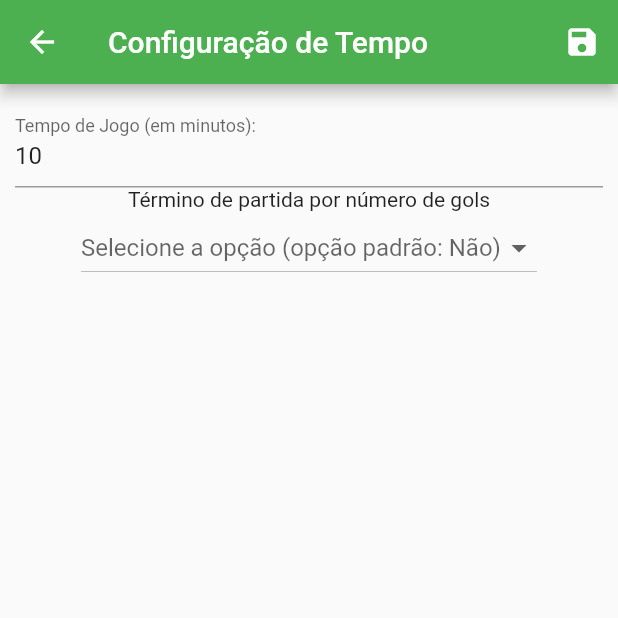
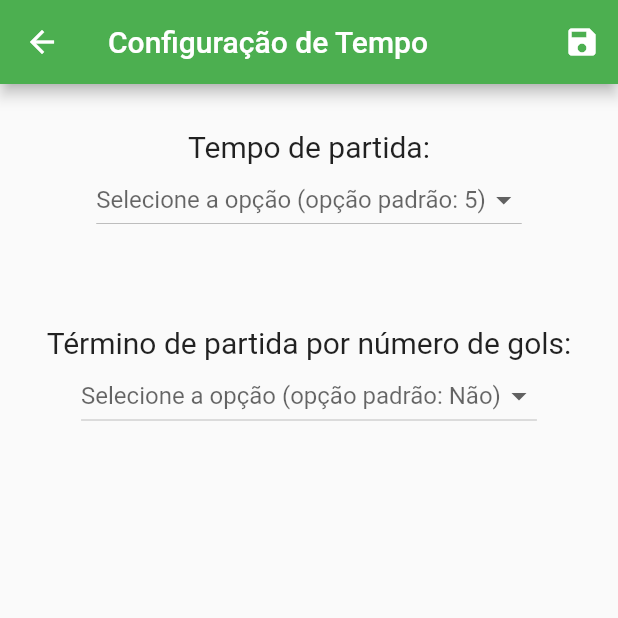
Before and after one commit to matheussouza89/RandomFut, a Flutter app: the ConfigTempo screen opened directly, on a phone screen of 412 x 824 dp, the top half of it. Run offline on Flutter 3.47's test engine with Material 2 defaults, Android fonts, the phone set to English and light mode, and no system bars; our stand-ins replace flutter_speed_dial, percent_indicator, smooth_star_rating.

Commit message:
Inicio de estilização das paginas de configuração e Config. de DropDownButton

```diff
--- a/lib/views/config_Tempo.dart
+++ b/lib/views/config_Tempo.dart
@@ -1,9 +1,17 @@
 import 'package:flutter/material.dart';
 
-var tempoJogo = "3";
-var nroGols;
+var tempoJogo = _itemSelecionado1 == 'Selecione a opção (opção padrão: 5)'
+    ? '5'
+    : _itemSelecionado1;
+var nroGols = _itemSelecionado2 == 'Selecione a opção (opção padrão: Não)'
+    ? null
+    : _itemSelecionado3;
 var _decisao = ['Sim', 'Não'];
-var _itemSelecionado1 = 'Selecione a opção (opção padrão: Não)';
+var _decisaoTempo = ['3', '4', '5', '6', '7', '8', '9', '10'];
+var _decisaoGols = ['2', '3', '4', '5', '6', '7', '8', '9', '10'];
+var _itemSelecionado1 = 'Selecione a opção (opção padrão: 5)';
+var _itemSelecionado2 = 'Selecione a opção (opção padrão: Não)';
+var _itemSelecionado3 = 'Selecione a opção (opção padrão: )';
 var visibilidade = false;
 
 class ConfigTempo extends StatefulWidget {
@@ -14,14 +22,30 @@ class ConfigTempo extends StatefulWidget {
 class _ConfigTempoState extends State<ConfigTempo> {
   final _formTempo = GlobalKey<FormState>();
 
+  void _selecaoTempo(String novoItem) {
+    setState(() {
+      _itemSelecionado1 = novoItem;
+      if (_itemSelecionado2 == 'Não' ||
+          _itemSelecionado2 == 'Selecione a opção (opção padrão: Não)') {
+        nroGols = null;
+      }
+    });
+  }
+
   void _selecaoTermino(String novoItem) {
     setState(() {
-      _itemSelecionado1 = novoItem;
+      _itemSelecionado2 = novoItem;
       if (novoItem == 'Sim') {
         visibilidade = true;
       } else {
         visibilidade = false;
       }
+    });
+  }
+
+  void _selecaoNroGols(String novoItem) {
+    setState(() {
+      _itemSelecionado3 = novoItem;
     });
   }
 
@@ -39,19 +63,38 @@ class _ConfigTempoState extends State<ConfigTempo> {
               })
         ],
       ),
-      body: Padding(
+      body: Center(
+        child: Padding(
           padding: EdgeInsets.all(10),
           child: Form(
             key: _formTempo,
+            child: Padding(
+              padding: const EdgeInsets.all(20.0),
               child: Column(
                 children: [
-              TextFormField(
-                initialValue: "10",
-                decoration:
-                    InputDecoration(labelText: 'Tempo de Jogo (em minutos):'),
-                onSaved: (value) => tempoJogo = value,
+                  Text(
+                    "Tempo de partida:",
+                    style: TextStyle(fontSize: 20),
                   ),
-              Text("Término de partida por número de gols"),
+                  DropdownButton(
+                    items: _decisaoTempo.map((String dropDownStringItem) {
+                      return DropdownMenuItem<String>(
+                        value: dropDownStringItem,
+                        child: Text(dropDownStringItem),
+                      );
+                    }).toList(),
+                    onChanged: (String novoItemSelecionado) {
+                      _selecaoTempo(novoItemSelecionado);
+                    },
+                    hint: Text(_itemSelecionado1),
+                  ),
+                  SizedBox(
+                    height: 60,
+                  ),
+                  Text(
+                    "Término de partida por número de gols:",
+                    style: TextStyle(fontSize: 20),
+                  ),
                   DropdownButton(
                     items: _decisao.map((String dropDownStringItem) {
                       return DropdownMenuItem<String>(
@@ -62,14 +105,31 @@ class _ConfigTempoState extends State<ConfigTempo> {
                     onChanged: (String novoItemSelecionado) {
                       _selecaoTermino(novoItemSelecionado);
                     },
-                hint: Text(_itemSelecionado1),
+                    hint: Text(_itemSelecionado2),
                   ),
                   Visibility(
-                child: TextFormField(
-                  initialValue: "2",
-                  decoration: InputDecoration(
-                      labelText: 'Gols para terminar a partida:'),
-                  onSaved: (value) => nroGols = value,
+                    child: Column(
+                      children: [
+                        SizedBox(
+                          height: 60,
+                        ),
+                        Text(
+                          "Quantidade de gols para término:",
+                          style: TextStyle(fontSize: 20),
+                        ),
+                        DropdownButton(
+                          items: _decisaoGols.map((String dropDownStringItem) {
+                            return DropdownMenuItem<String>(
+                              value: dropDownStringItem,
+                              child: Text(dropDownStringItem),
+                            );
+                          }).toList(),
+                          onChanged: (String novoItemSelecionado) {
+                            _selecaoNroGols(novoItemSelecionado);
+                          },
+                          hint: Text(_itemSelecionado3),
+                        ),
+                      ],
                     ),
                     visible: visibilidade,
                   )
@@ -77,6 +137,8 @@ class _ConfigTempoState extends State<ConfigTempo> {
               ),
             ),
           ),
+        ),
+      ),
     );
   }
 }
```
Also changed, not shown: lib/views/config_Time.dart (+29 -6 lines). Lines whose indentation alone changed are shown as unchanged.
